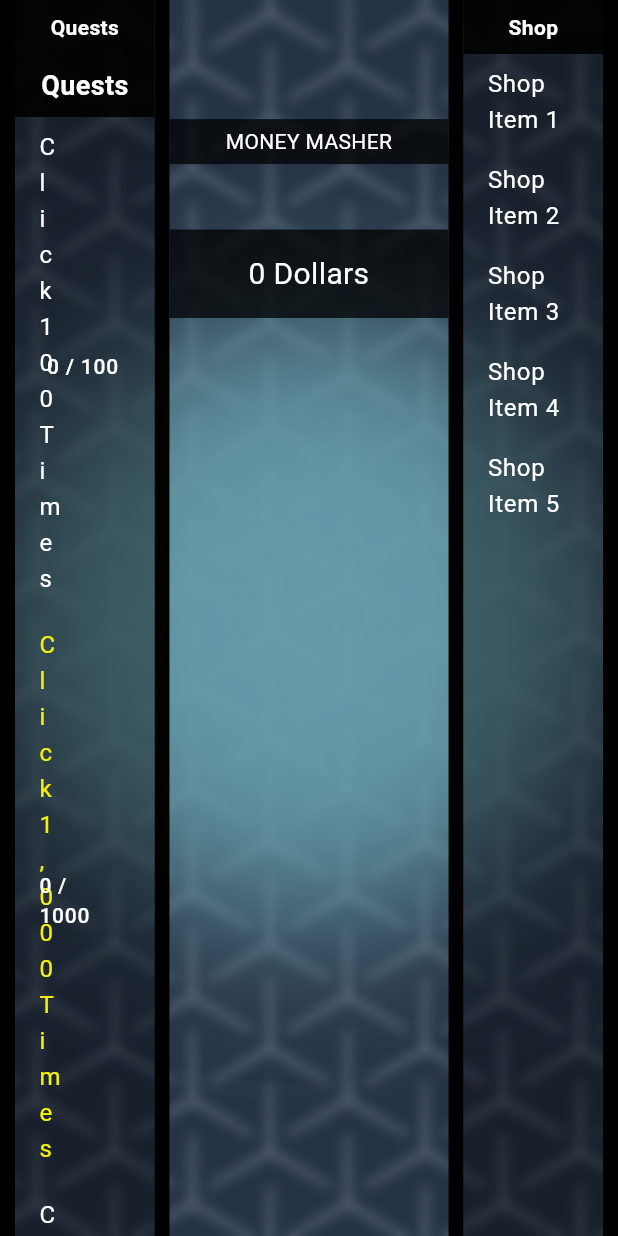
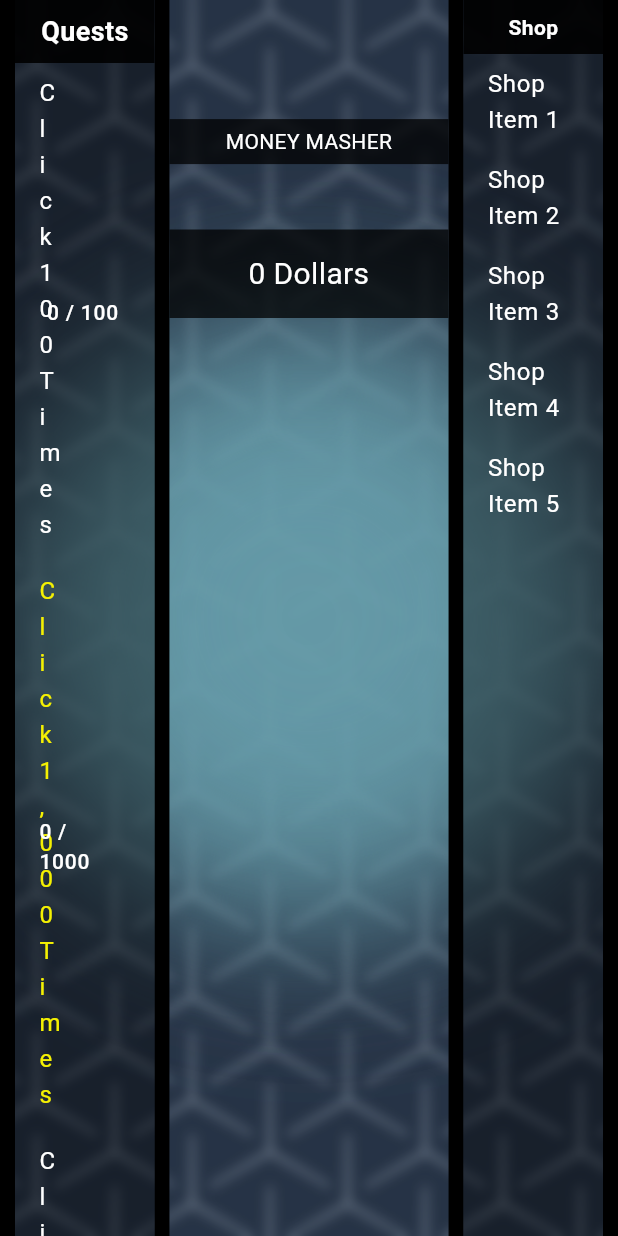
Before and after one commit to MoneyMasher/MoneyMasher, a Flutter app: the screen it shows after launch, on a phone screen of 412 x 824 dp. Run offline on Flutter 3.47's test engine with Material 3 defaults, Android fonts, the light colour scheme and no system bars; our stand-ins replace sqflite_common_ffi; missing offline and left inert: window_manager; accounts and stored records are empty.

Commit message:
removed the extra quests header

```diff
--- a/money_masher/lib/main.dart
+++ b/money_masher/lib/main.dart
@@ -243,20 +243,6 @@ class MoneyMasherState extends State<MoneyMasher> with TickerProviderStateMixin
   Widget _buildLeftColumn(List<Quest> questList) {
     return Column(
       children: [
-        Container(
-          color: Colors.black.withOpacity(0.9),
-          width: double.infinity,
-          padding: const EdgeInsets.all(8),
-          child: const Align(
-            alignment: Alignment.centerLeft,
-            child: Center(
-              child: Text(
-                "Quests",
-                style: TextStyle(fontWeight: FontWeight.bold, color: Colors.white),
-              ),
-            ),
-          ),
-        ),
         Expanded(
           child: Quests(totalClicks: _clicks, questList: questList),
         ),
```
